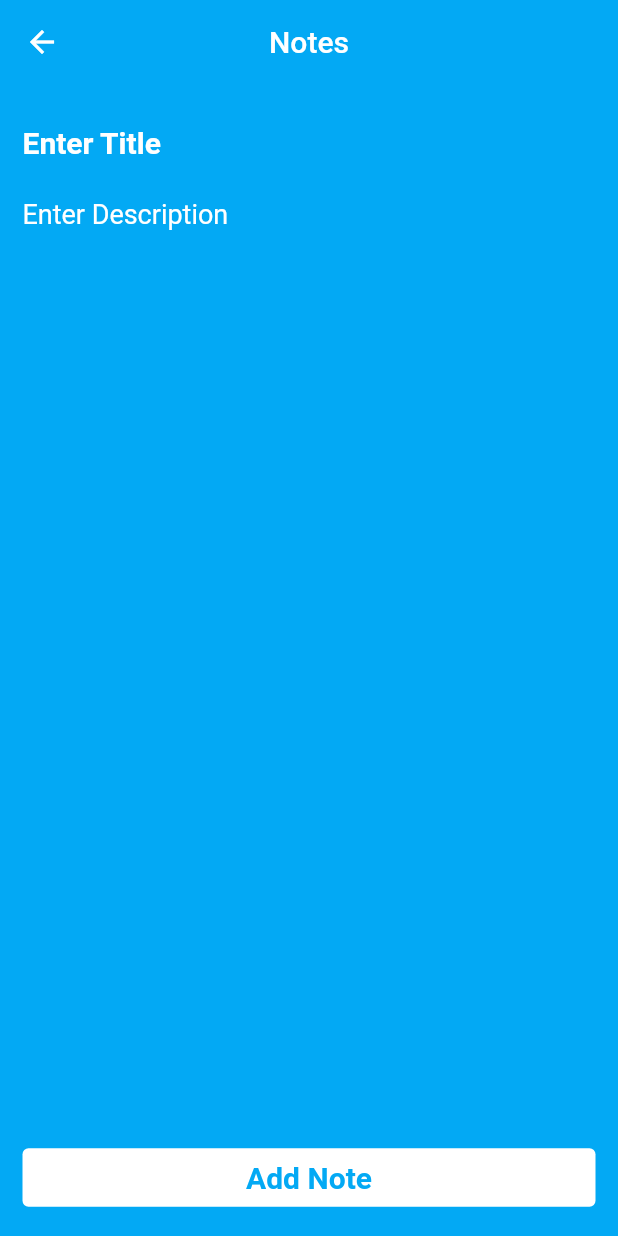
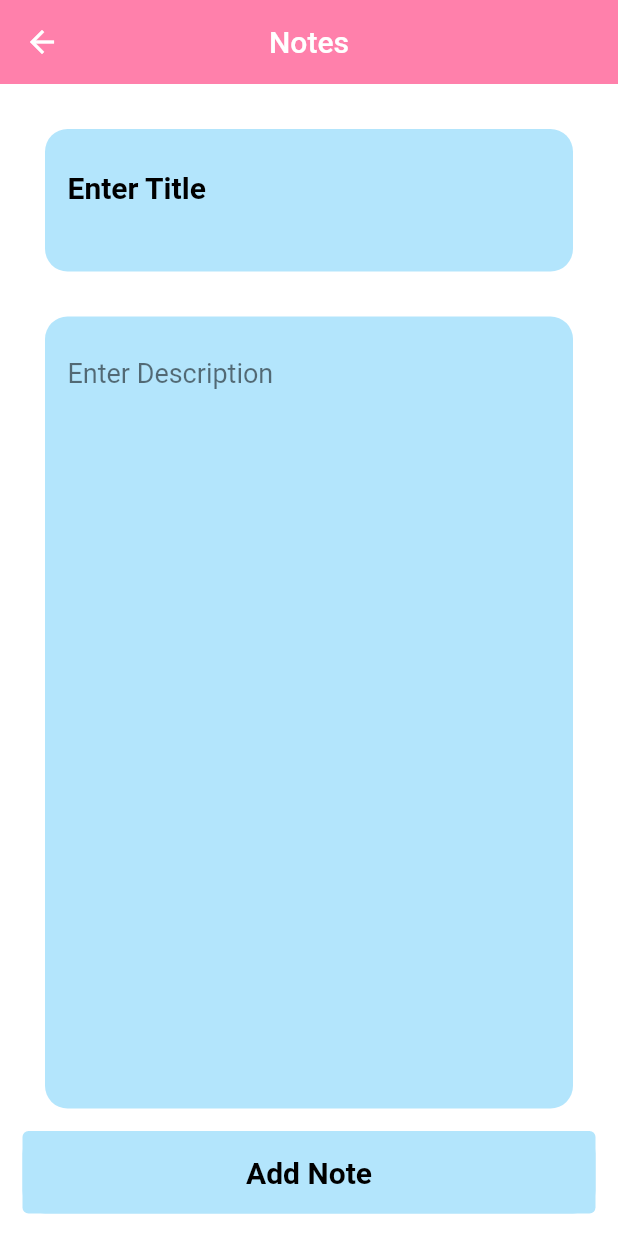
Before and after one commit to ShubhKanodia/NotesApp, a Flutter app: the screen it shows after launch, after a tap on the "add" icon, on a phone screen of 412 x 824 dp. Run offline on Flutter 3.47's test engine with Material 2 defaults, Android fonts, the phone set to English and light mode, and no system bars; missing offline and left inert: day_night_switcher.

Commit message:
Basic UI Changes made+lil functionalities

```diff
--- a/lib/screens/add_screen.dart
+++ b/lib/screens/add_screen.dart
@@ -10,61 +10,91 @@ class AddScreen extends StatelessWidget {
     late String titleText;
     late String description;
     return Scaffold(
-      backgroundColor: Colors.lightBlue,
+      backgroundColor: Colors.white,
       appBar: AppBar(
         title: Text('Notes'),
         centerTitle: true,
         elevation: 0,
-        backgroundColor: Colors.transparent,
+        backgroundColor: Colors.pinkAccent[100],
       ),
       body: Padding(
         padding: const EdgeInsets.all(15.0),
         child: Column(
           crossAxisAlignment: CrossAxisAlignment.stretch,
+          mainAxisAlignment: MainAxisAlignment.spaceEvenly,
           children: [
-            TextField(
+            Container(
+              margin: EdgeInsets.all(15),
+              padding: EdgeInsets.all(15),
+              height: 95,
+              decoration: BoxDecoration(
+                color: Colors.lightBlue.shade100,
+                borderRadius: BorderRadius.circular(15),
+              ),
+              child: TextField(
                 decoration: InputDecoration(
                     border: InputBorder.none,
                     hintText: 'Enter Title',
                     hintStyle: TextStyle(
                         fontSize: 20,
                         fontWeight: FontWeight.bold,
-                      color: Colors.white)),
+                        color: Colors.black)),
                 style: TextStyle(
                     fontSize: 20,
                     fontWeight: FontWeight.bold,
-                  color: Colors.white),
+                    color: Colors.black),
                 onChanged: (value) {
                   titleText = value;
                 },
               ),
+            ),
             Expanded(
+              child: Container(
+                margin: EdgeInsets.all(15),
+                padding: EdgeInsets.all(15),
+                height: 95,
+                decoration: BoxDecoration(
+                  color: Colors.lightBlue.shade100,
+                  borderRadius: BorderRadius.circular(15),
+                ),
                 child: TextField(
                   decoration: InputDecoration(
                       border: InputBorder.none,
                       hintText: 'Enter Description',
-                    hintStyle: TextStyle(fontSize: 18, color: Colors.white)),
-                style: TextStyle(fontSize: 18, color: Colors.white),
+                      hintStyle:
+                          TextStyle(fontSize: 18, color: Colors.black54)),
+                  style: TextStyle(fontSize: 18, color: Colors.black54),
+                  keyboardType: TextInputType.multiline,
+                  maxLines: 20,
                   onChanged: (value) {
                     description = value;
                   },
                 ),
               ),
-            TextButton(
+            ),
+            Container(
+              height: 55,
+              decoration: BoxDecoration(
+                color: Colors.lightBlue.shade100,
+                borderRadius: BorderRadius.circular(15),
+              ),
+              child: TextButton(
                 onPressed: () {
                   Provider.of<NotesOperation>(context, listen: false)
                       .addNewNote(titleText, description);
                   Navigator.pop(context);
                 },
-              style: TextButton.styleFrom(backgroundColor: Colors.white),
+                style: TextButton.styleFrom(
+                    backgroundColor: Colors.lightBlue.shade100),
                 child: Text(
                   'Add Note',
                   style: TextStyle(
                       fontSize: 20,
                       fontWeight: FontWeight.bold,
-                    color: Colors.lightBlue),
+                      color: Colors.black),
                 ),
-            )
+              ),
+            ),
           ],
         ),
       ),
--- a/lib/screens/home_screen.dart
+++ b/lib/screens/home_screen.dart
@@ -2,6 +2,7 @@ import 'package:flutter/material.dart';
 import 'package:notes_app/models/NotesOperation.dart';
 import 'package:notes_app/screens/add_screen.dart';
 import 'package:provider/provider.dart';
+import 'package:day_night_switcher/day_night_switcher.dart';
 
 import '../models/Note.dart';
 
@@ -11,7 +12,7 @@ class HomeScreen extends StatelessWidget {
   @override
   Widget build(BuildContext context) {
     return Scaffold(
-      backgroundColor: Colors.lightBlue,
+      backgroundColor: Colors.white,
       floatingActionButton: FloatingActionButton(
         onPressed: () {
           Navigator.push(
@@ -20,15 +21,15 @@ class HomeScreen extends StatelessWidget {
         child: Icon(
           Icons.add,
           size: 30,
-          color: Colors.lightBlue,
+          color: Colors.white,
         ),
-        backgroundColor: Colors.white,
+        backgroundColor: Colors.lightBlue.shade100,
       ),
       appBar: AppBar(
         title: Text('Notes'),
         centerTitle: true,
         elevation: 0,
-        backgroundColor: Colors.transparent,
+        backgroundColor: Colors.pinkAccent[100],
       ),
       body: Consumer<NotesOperation>(
         builder: (context, NotesOperation data, child) {
@@ -53,12 +54,19 @@ class NotesCard extends StatelessWidget {
 
   @override
   Widget build(BuildContext context) {
-    return Container(
+    return GestureDetector(
+      onTap: () {
+        Navigator.push(
+          context,
+          MaterialPageRoute(builder: ((context) => AddScreen())),
+        );
+      },
+      child: Container(
         margin: EdgeInsets.all(15),
         padding: EdgeInsets.all(15),
         height: 150,
         decoration: BoxDecoration(
-        color: Colors.white,
+          color: Colors.lightBlue.shade100,
           borderRadius: BorderRadius.circular(15),
         ),
         child: Column(
@@ -77,6 +85,7 @@ class NotesCard extends StatelessWidget {
             ),
           ],
         ),
+      ),
     );
   }
 }
--- a/pubspec.yaml
+++ b/pubspec.yaml
@@ -35,6 +35,10 @@ dependencies:
   # Use with the CupertinoIcons class for iOS style icons.
   cupertino_icons: ^1.0.2
   provider: ^6.0.3
+  day_night_switcher: ^0.2.0+1
+
+  sqflite:
+  path:
 
 dev_dependencies:
   flutter_test:
```
Also changed, not shown: lib/models/database_helper.dart (added), pubspec.lock, 1 other file. Lines whose indentation alone changed are shown as unchanged.
